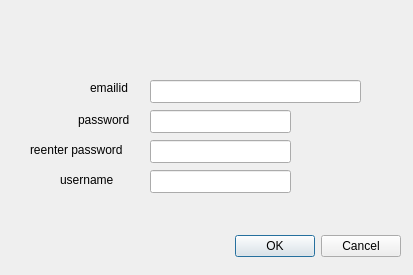
This is mslib/msui/ui/ui_add_user.ui in Open-MSS/MSS as Qt 5 draws it before an edit. The edited form follows.
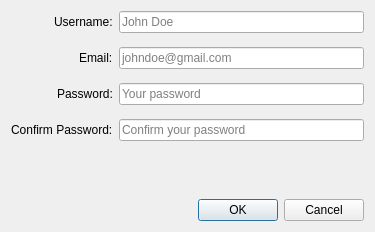
This is the edited form.

Commit message: moved UI imports to qt5 instead of using mss_qt for mscolab windows, added QT resource files, fixed project delete test, added mscolab help dialog

```diff
--- a/mslib/msui/ui/ui_add_user.ui
+++ b/mslib/msui/ui/ui_add_user.ui
@@ -6,121 +6,107 @@
    <rect>
     <x>0</x>
     <y>0</y>
-    <width>413</width>
-    <height>275</height>
+    <width>375</width>
+    <height>232</height>
    </rect>
   </property>
   <property name="windowTitle">
    <string>Add user</string>
   </property>
-  <widget class="QDialogButtonBox" name="buttonBox">
-   <property name="geometry">
-    <rect>
-     <x>100</x>
-     <y>230</y>
-     <width>301</width>
-     <height>32</height>
-    </rect>
-   </property>
-   <property name="orientation">
-    <enum>Qt::Horizontal</enum>
-   </property>
-   <property name="standardButtons">
-    <set>QDialogButtonBox::Cancel|QDialogButtonBox::Ok</set>
-   </property>
-  </widget>
-  <widget class="QLabel" name="label">
-   <property name="geometry">
-    <rect>
-     <x>90</x>
-     <y>80</y>
-     <width>59</width>
-     <height>15</height>
-    </rect>
-   </property>
-   <property name="text">
-    <string>emailid</string>
-   </property>
-  </widget>
-  <widget class="QLabel" name="label_2">
-   <property name="geometry">
-    <rect>
-     <x>78</x>
-     <y>110</y>
-     <width>71</width>
-     <height>20</height>
-    </rect>
-   </property>
-   <property name="text">
-    <string>password</string>
-   </property>
-  </widget>
-  <widget class="QLabel" name="label_3">
-   <property name="geometry">
-    <rect>
-     <x>30</x>
-     <y>140</y>
-     <width>111</width>
-     <height>20</height>
-    </rect>
-   </property>
-   <property name="text">
-    <string>reenter password</string>
-   </property>
-  </widget>
-  <widget class="QLabel" name="label_4">
-   <property name="geometry">
-    <rect>
-     <x>60</x>
-     <y>170</y>
-     <width>81</width>
-     <height>20</height>
-    </rect>
-   </property>
-   <property name="text">
-    <string>username</string>
-   </property>
-  </widget>
-  <widget class="QLineEdit" name="emailid">
-   <property name="geometry">
-    <rect>
-     <x>150</x>
-     <y>80</y>
-     <width>211</width>
-     <height>23</height>
-    </rect>
-   </property>
-  </widget>
-  <widget class="QLineEdit" name="password">
-   <property name="geometry">
-    <rect>
-     <x>150</x>
-     <y>110</y>
-     <width>141</width>
-     <height>23</height>
-    </rect>
-   </property>
-  </widget>
-  <widget class="QLineEdit" name="rePassword">
-   <property name="geometry">
-    <rect>
-     <x>150</x>
-     <y>140</y>
-     <width>141</width>
-     <height>23</height>
-    </rect>
-   </property>
-  </widget>
-  <widget class="QLineEdit" name="username">
-   <property name="geometry">
-    <rect>
-     <x>150</x>
-     <y>170</y>
-     <width>141</width>
-     <height>23</height>
-    </rect>
-   </property>
-  </widget>
+  <layout class="QGridLayout" name="gridLayout">
+   <item row="0" column="0">
+    <layout class="QVBoxLayout" name="verticalLayout">
+     <item>
+      <layout class="QFormLayout" name="formLayout">
+       <property name="fieldGrowthPolicy">
+        <enum>QFormLayout::ExpandingFieldsGrow</enum>
+       </property>
+       <property name="labelAlignment">
+        <set>Qt::AlignRight|Qt::AlignTrailing|Qt::AlignVCenter</set>
+       </property>
+       <property name="horizontalSpacing">
+        <number>-1</number>
+       </property>
+       <property name="verticalSpacing">
+        <number>14</number>
+       </property>
+       <item row="1" column="1">
+        <widget class="QLineEdit" name="username">
+         <property name="placeholderText">
+          <string>John Doe</string>
+         </property>
+        </widget>
+       </item>
+       <item row="2" column="1">
+        <widget class="QLineEdit" name="emailid">
+         <property name="placeholderText">
+          <string>johndoe@gmail.com</string>
+         </property>
+        </widget>
+       </item>
+       <item row="3" column="0">
+        <widget class="QLabel" name="passwordLabel">
+         <property name="text">
+          <string>Password:</string>
+         </property>
+        </widget>
+       </item>
+       <item row="3" column="1">
+        <widget class="QLineEdit" name="password">
+         <property name="echoMode">
+          <enum>QLineEdit::Password</enum>
+         </property>
+         <property name="placeholderText">
+          <string>Your password</string>
+         </property>
+        </widget>
+       </item>
+       <item row="4" column="0">
+        <widget class="QLabel" name="confirmPasswordLabel">
+         <property name="text">
+          <string>Confirm Password:</string>
+         </property>
+        </widget>
+       </item>
+       <item row="4" column="1">
+        <widget class="QLineEdit" name="rePassword">
+         <property name="echoMode">
+          <enum>QLineEdit::Password</enum>
+         </property>
+         <property name="placeholderText">
+          <string>Confirm your password</string>
+         </property>
+        </widget>
+       </item>
+       <item row="2" column="0">
+        <widget class="QLabel" name="emailIDLabel">
+         <property name="text">
+          <string>Email:</string>
+         </property>
+        </widget>
+       </item>
+       <item row="1" column="0">
+        <widget class="QLabel" name="usernameLabel">
+         <property name="text">
+          <string>Username:</string>
+         </property>
+        </widget>
+       </item>
+      </layout>
+     </item>
+     <item>
+      <widget class="QDialogButtonBox" name="buttonBox">
+       <property name="orientation">
+        <enum>Qt::Horizontal</enum>
+       </property>
+       <property name="standardButtons">
+        <set>QDialogButtonBox::Cancel|QDialogButtonBox::Ok</set>
+       </property>
+      </widget>
+     </item>
+    </layout>
+   </item>
+  </layout>
  </widget>
  <resources/>
  <connections>
```
The commit also changes 17 other files.
